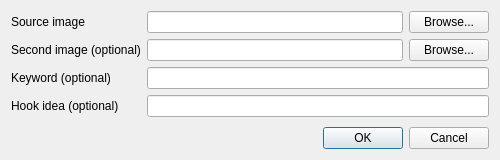
Qt form gui/DialogNewProject.ui (icingerpower/QuantumSocial) before a commit.
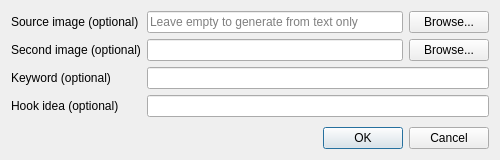
The same form after that commit.

Commit message:
Add quote picker to hooks dialog and make project source images optional
- Make source image optional in DialogNewProject to allow prompt-only projects.
- Add "Pick quote" button and DialogPickQuote to choose from favorite hooks.
- Automatically append hashtags from the first hook row or settings to picked quotes.

```diff
--- a/gui/DialogNewProject.ui
+++ b/gui/DialogNewProject.ui
@@ -19,14 +19,18 @@
      <item row="0" column="0">
       <widget class="QLabel" name="labelImage">
        <property name="text">
-        <string>Source image</string>
+        <string>Source image (optional)</string>
        </property>
       </widget>
      </item>
      <item row="0" column="1">
       <layout class="QHBoxLayout" name="horizontalLayoutImage">
        <item>
-        <widget class="QLineEdit" name="editImage"/>
+        <widget class="QLineEdit" name="editImage">
+         <property name="placeholderText">
+          <string>Leave empty to generate from text only</string>
+         </property>
+        </widget>
        </item>
        <item>
         <widget class="QPushButton" name="buttonBrowse">
```
The commit also changes 4 other files.
